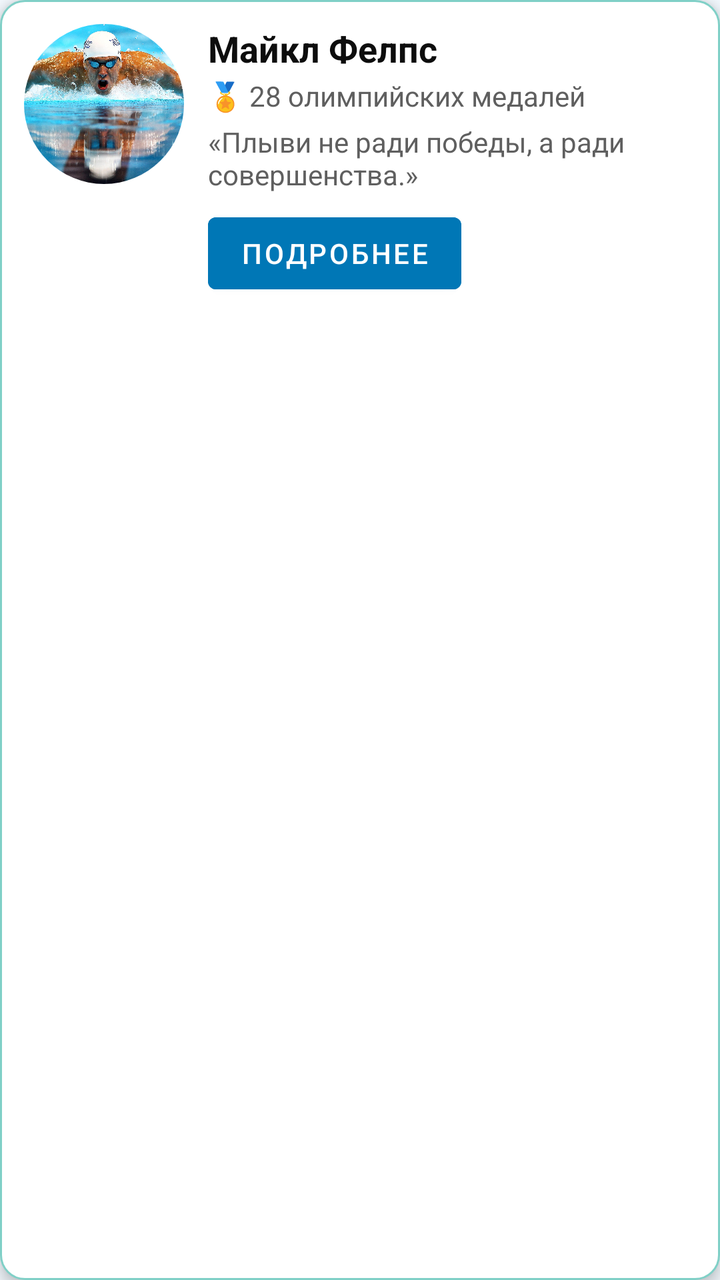
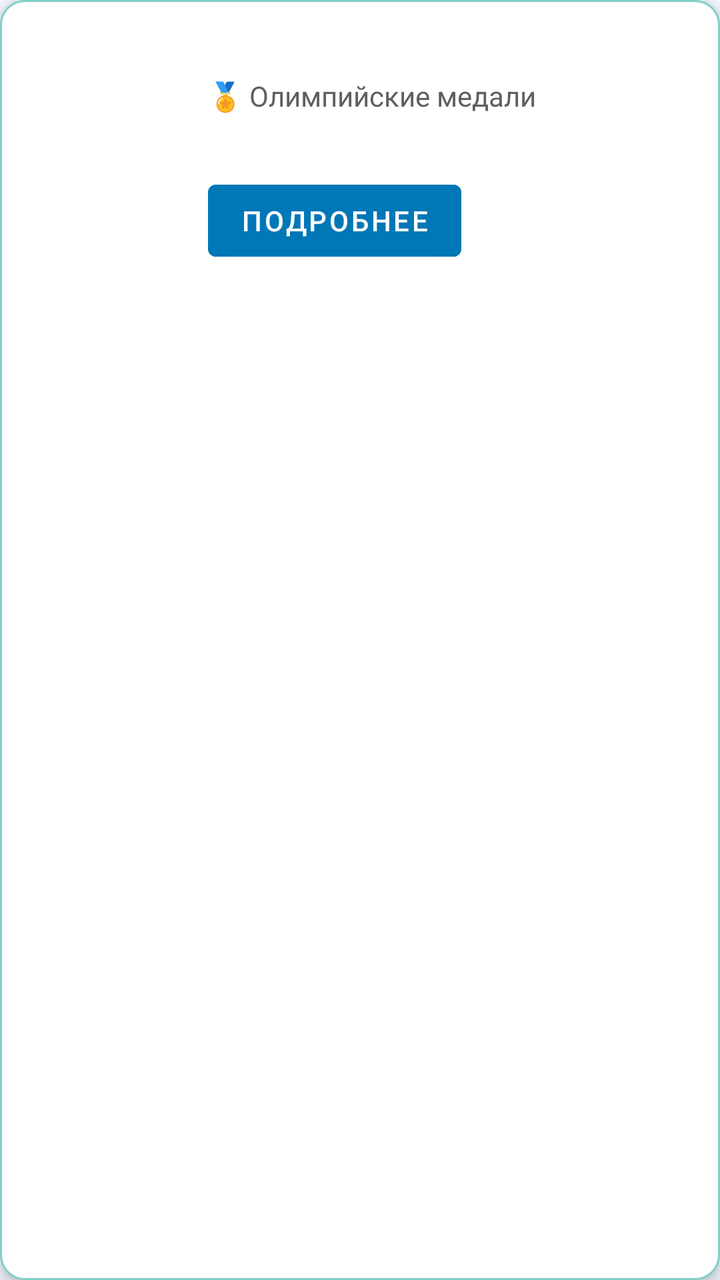

Two renders of the same Android screen: before a commit and after it. Below are the layout's source before the change and the commit's diff.
<!-- AndroidManifest.xml: application theme Theme.AquaTime -->
<!-- res/layout/item_champion_card.xml -->
<LinearLayout xmlns:android="http://schemas.android.com/apk/res/android"
    android:layout_width="match_parent"
    android:layout_height="wrap_content"
    android:background="@drawable/card_background"
    android:orientation="horizontal"
    android:padding="12dp"
    android:layout_marginBottom="12dp"
    android:elevation="4dp">

    <ImageView
        android:id="@+id/champion_photo"
        android:layout_width="80dp"
        android:layout_height="80dp"
        android:layout_marginEnd="12dp"
        android:scaleType="centerCrop"
        android:src="@drawable/phelps"
        android:clipToOutline="true"
        android:background="@drawable/circle_mask" />

    <LinearLayout
        android:layout_width="0dp"
        android:layout_weight="1"
        android:layout_height="wrap_content"
        android:orientation="vertical">

        <TextView
            android:id="@+id/champion_name"
            android:layout_width="wrap_content"
            android:layout_height="wrap_content"
            android:text="Майкл Фелпс"
            android:textSize="18sp"
            android:textStyle="bold"
            android:textColor="@color/text_primary" />

        <TextView
            android:id="@+id/champion_medals"
            android:layout_width="wrap_content"
            android:layout_height="wrap_content"
            android:text="🏅 28 олимпийских медалей"
            android:textColor="@color/text_secondary"
            android:layout_marginTop="2dp" />

        <TextView
            android:id="@+id/champion_quote"
            android:layout_width="wrap_content"
            android:layout_height="wrap_content"
            android:text="«Плыви не ради победы, а ради совершенства.»"
            android:textColor="@color/text_secondary"
            android:layout_marginTop="4dp" />

        <Button
            android:id="@+id/btn_more"
            android:layout_width="wrap_content"
            android:layout_height="wrap_content"
            android:text="Подробнее"
            android:textColor="@android:color/white"
            android:backgroundTint="@color/aqua_accent"
            android:layout_marginTop="6dp" />
    </LinearLayout>
</LinearLayout>
<!-- resources referenced by this layout -->
<resources>
  <color name="aqua_accent">#0077B6</color>
  <color name="text_primary">#0D0D0D</color>
  <color name="text_secondary">#5F5F5F</color>
  <!-- drawable card_background (drawable) -->
  <shape xmlns:android="http://schemas.android.com/apk/res/android">
      <solid android:color="@android:color/white"/>
      <corners android:radius="12dp"/>
      <stroke android:color="@color/aqua_secondary" android:width="1dp"/>
  </shape>
  <!-- drawable circle_mask (drawable) -->
  <shape xmlns:android="http://schemas.android.com/apk/res/android"
      android:shape="rectangle">
      <corners android:radius="100dp" />
      <solid android:color="@android:color/transparent" />
  </shape>
  <!-- drawable phelps: jpg bitmap (drawable, 521187 bytes) -->
  <style name="Theme.AquaTime" parent="Theme.MaterialComponents.DayNight.NoActionBar">
          
          <item name="colorPrimary">@color/aqua_primary</item>
          <item name="colorPrimaryVariant">@color/aqua_secondary</item>
          <item name="colorOnPrimary">@android:color/white</item>
  
          <item name="colorSecondary">@color/aqua_accent</item>
          <item name="colorSecondaryVariant">@color/aqua_primary</item>
          <item name="colorOnSecondary">@android:color/white</item>
  
          
          <item name="android:colorBackground">@color/background_light</item>
  
          
          <item name="android:textColor">@color/text_primary</item>
      </style>
  <color name="aqua_secondary">#80D0C7</color>
  <color name="aqua_primary">#0093E9</color>
  <color name="background_light">#F4FAFF</color>
</resources>

<!-- the commit's change to res/layout/item_champion_card.xml (unified diff, before → after) -->
@@ -1,3 +1,4 @@
+<?xml version="1.0" encoding="utf-8"?>
 <LinearLayout xmlns:android="http://schemas.android.com/apk/res/android"
     android:layout_width="match_parent"
     android:layout_height="wrap_content"
@@ -13,7 +14,6 @@
         android:layout_height="80dp"
         android:layout_marginEnd="12dp"
         android:scaleType="centerCrop"
-        android:src="@drawable/phelps"
         android:clipToOutline="true"
         android:background="@drawable/circle_mask" />
 
@@ -27,7 +27,6 @@
             android:id="@+id/champion_name"
             android:layout_width="wrap_content"
             android:layout_height="wrap_content"
-            android:text="Майкл Фелпс"
             android:textSize="18sp"
             android:textStyle="bold"
             android:textColor="@color/text_primary" />
@@ -36,7 +35,7 @@
             android:id="@+id/champion_medals"
             android:layout_width="wrap_content"
             android:layout_height="wrap_content"
-            android:text="🏅 28 олимпийских медалей"
+            android:text="@string/champion_medals_default"
             android:textColor="@color/text_secondary"
             android:layout_marginTop="2dp" />
 
@@ -44,7 +43,6 @@
             android:id="@+id/champion_quote"
             android:layout_width="wrap_content"
             android:layout_height="wrap_content"
-            android:text="«Плыви не ради победы, а ради совершенства.»"
             android:textColor="@color/text_secondary"
             android:layout_marginTop="4dp" />
 
@@ -52,7 +50,7 @@
             android:id="@+id/btn_more"
             android:layout_width="wrap_content"
             android:layout_height="wrap_content"
-            android:text="Подробнее"
+            android:text="@string/btn_more"
             android:textColor="@android:color/white"
             android:backgroundTint="@color/aqua_accent"
             android:layout_marginTop="6dp" />
<!-- resource entries referenced after the edit -->
@@ -15,22 +15,19 @@
       <corners android:radius="100dp" />
       <solid android:color="@android:color/transparent" />
   </shape>
-  <!-- drawable phelps: jpg bitmap (drawable, 521187 bytes) -->
+  <string name="btn_more">Подробнее</string>
+  <string name="champion_medals_default">🏅 Олимпийские медали</string>
   <style name="Theme.AquaTime" parent="Theme.MaterialComponents.DayNight.NoActionBar">
-          
+  
           <item name="colorPrimary">@color/aqua_primary</item>
           <item name="colorPrimaryVariant">@color/aqua_secondary</item>
           <item name="colorOnPrimary">@android:color/white</item>
   
-          <item name="colorSecondary">@color/aqua_accent</item>
-          <item name="colorSecondaryVariant">@color/aqua_primary</item>
-          <item name="colorOnSecondary">@android:color/white</item>
   
-          
+          <item name="android:windowBackground">@color/background_light</item>
           <item name="android:colorBackground">@color/background_light</item>
   
-          
-          <item name="android:textColor">@color/text_primary</item>
+          <item name="android:textColorPrimary">@color/text_primary</item>
       </style>
   <color name="aqua_secondary">#80D0C7</color>
   <color name="aqua_primary">#0093E9</color>
